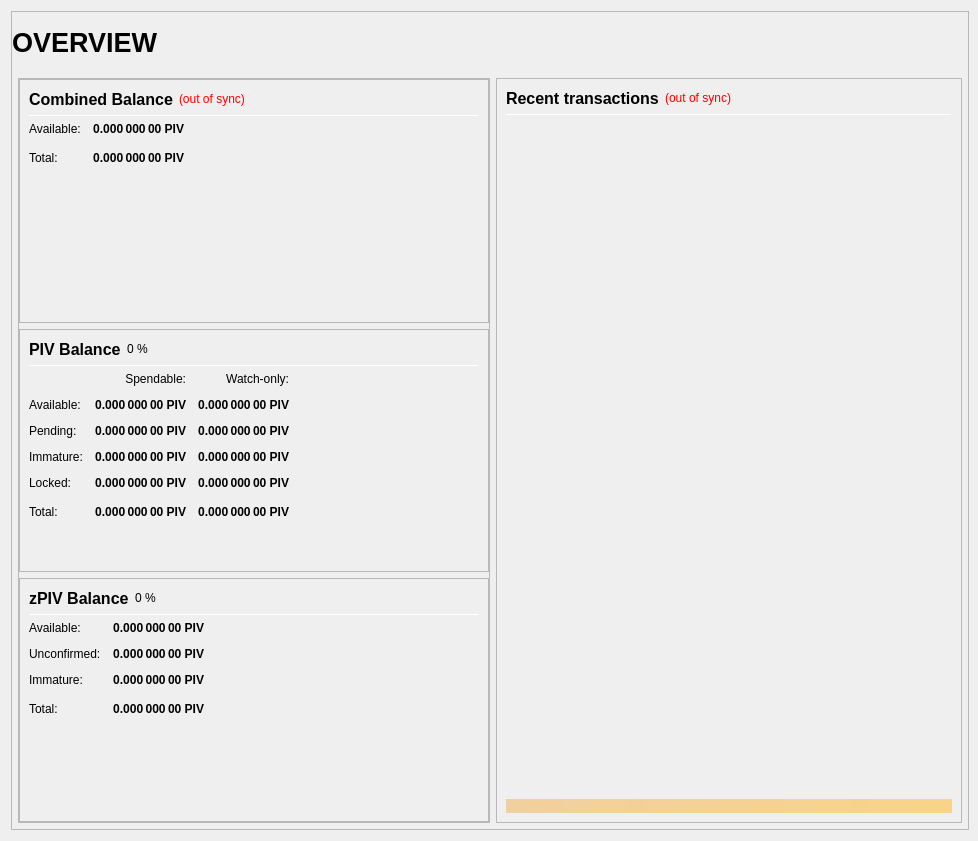
The window that src/qt/forms/overviewpage.ui (zeusthealmighty/PIVX) describes before a commit, drawn with Qt 5.
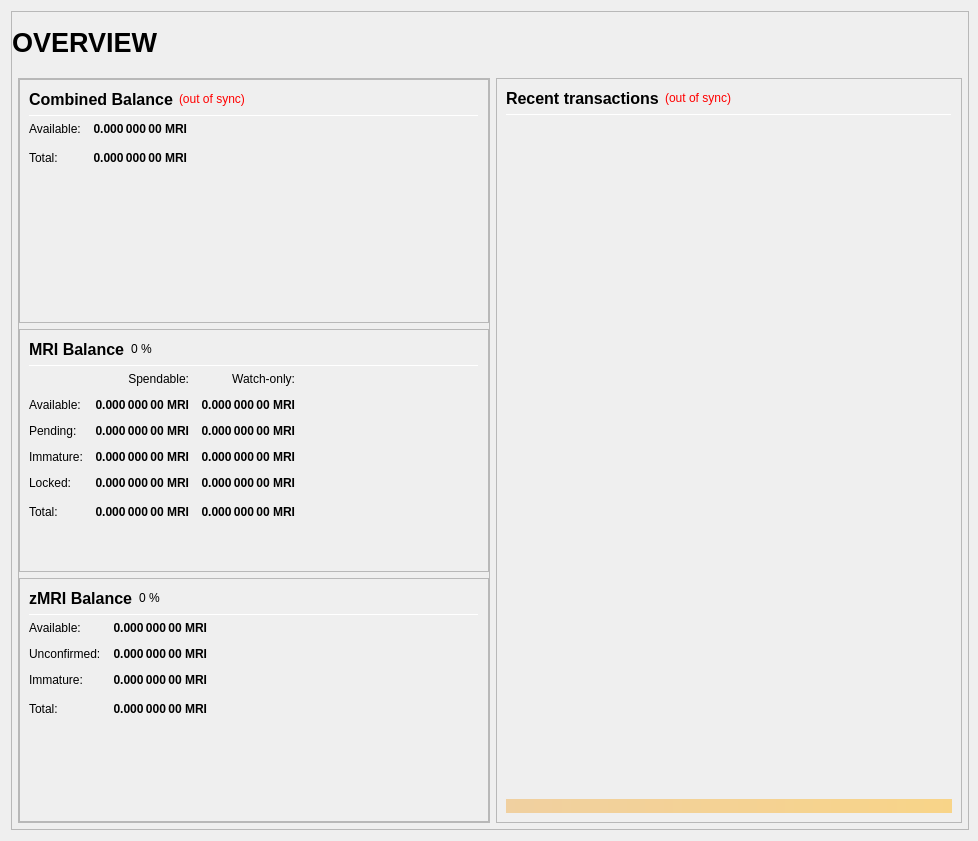
The same window after the commit.

```diff
--- a/src/qt/forms/overviewpage.ui
+++ b/src/qt/forms/overviewpage.ui
@@ -333,7 +333,7 @@
                           <string>Your current spendable balance</string>
                          </property>
                          <property name="text">
-                          <string notr="true">0.000 000 00 PIV</string>
+                          <string notr="true">0.000 000 00 MRI</string>
                          </property>
                          <property name="alignment">
                           <set>Qt::AlignRight|Qt::AlignTrailing|Qt::AlignVCenter</set>
@@ -365,7 +365,7 @@
                           <string>Total Balance, including all unavailable coins.</string>
                          </property>
                          <property name="text">
-                          <string notr="true">0.000 000 00 PIV</string>
+                          <string notr="true">0.000 000 00 MRI</string>
                          </property>
                          <property name="alignment">
                           <set>Qt::AlignRight|Qt::AlignTrailing|Qt::AlignVCenter</set>
@@ -433,7 +433,7 @@
                           </font>
                          </property>
                          <property name="text">
-                          <string>PIV Balance</string>
+                          <string>MRI Balance</string>
                          </property>
                         </widget>
                        </item>
@@ -525,7 +525,7 @@
                           <string>Your current spendable balance</string>
                          </property>
                          <property name="text">
-                          <string notr="true">0.000 000 00 PIV</string>
+                          <string notr="true">0.000 000 00 MRI</string>
                          </property>
                          <property name="alignment">
                           <set>Qt::AlignRight|Qt::AlignTrailing|Qt::AlignVCenter</set>
@@ -550,7 +550,7 @@
                           <string>Your current balance in watch-only addresses</string>
                          </property>
                          <property name="text">
-                          <string notr="true">0.000 000 00 PIV</string>
+                          <string notr="true">0.000 000 00 MRI</string>
                          </property>
                          <property name="alignment">
                           <set>Qt::AlignRight|Qt::AlignTrailing|Qt::AlignVCenter</set>
@@ -582,7 +582,7 @@
                           <string>Total of transactions that have yet to be confirmed, and do not yet count toward the spendable balance</string>
                          </property>
                          <property name="text">
-                          <string notr="true">0.000 000 00 PIV</string>
+                          <string notr="true">0.000 000 00 MRI</string>
                          </property>
                          <property name="alignment">
                           <set>Qt::AlignRight|Qt::AlignTrailing|Qt::AlignVCenter</set>
@@ -607,7 +607,7 @@
                           <string>Unconfirmed transactions to watch-only addresses</string>
                          </property>
                          <property name="text">
-                          <string notr="true">0.000 000 00 PIV</string>
+                          <string notr="true">0.000 000 00 MRI</string>
                          </property>
                          <property name="alignment">
                           <set>Qt::AlignRight|Qt::AlignTrailing|Qt::AlignVCenter</set>
@@ -639,7 +639,7 @@
                           <string>Staked or masternode rewards that has not yet matured</string>
                          </property>
                          <property name="text">
-                          <string notr="true">0.000 000 00 PIV</string>
+                          <string notr="true">0.000 000 00 MRI</string>
                          </property>
                          <property name="alignment">
                           <set>Qt::AlignRight|Qt::AlignTrailing|Qt::AlignVCenter</set>
@@ -664,7 +664,7 @@
                           <string>Staked or masternode rewards in watch-only addresses that has not yet matured</string>
                          </property>
                          <property name="text">
-                          <string notr="true">0.000 000 00 PIV</string>
+                          <string notr="true">0.000 000 00 MRI</string>
                          </property>
                          <property name="alignment">
                           <set>Qt::AlignRight|Qt::AlignTrailing|Qt::AlignVCenter</set>
@@ -699,7 +699,7 @@
                           <string>Locked PIV or Masternode collaterals. These are excluded from zPIV minting.</string>
                          </property>
                          <property name="text">
-                          <string notr="true">0.000 000 00 PIV</string>
+                          <string notr="true">0.000 000 00 MRI</string>
                          </property>
                          <property name="alignment">
                           <set>Qt::AlignRight|Qt::AlignTrailing|Qt::AlignVCenter</set>
@@ -724,7 +724,7 @@
                           <string>Current locked balance in watch-only addresses</string>
                          </property>
                          <property name="text">
-                          <string notr="true">0.000 000 00 PIV</string>
+                          <string notr="true">0.000 000 00 MRI</string>
                          </property>
                          <property name="alignment">
                           <set>Qt::AlignRight|Qt::AlignTrailing|Qt::AlignVCenter</set>
@@ -759,7 +759,7 @@
                           <string>Your current MRI balance, unconfirmed and immature transactions included</string>
                          </property>
                          <property name="text">
-                          <string notr="true">0.000 000 00 PIV</string>
+                          <string notr="true">0.000 000 00 MRI</string>
                          </property>
                          <property name="alignment">
                           <set>Qt::AlignRight|Qt::AlignTrailing|Qt::AlignVCenter</set>
@@ -784,7 +784,7 @@
                           <string>Current total balance in watch-only addresses</string>
                          </property>
                          <property name="text">
-                          <string notr="true">0.000 000 00 PIV</string>
+                          <string notr="true">0.000 000 00 MRI</string>
                          </property>
                          <property name="alignment">
                           <set>Qt::AlignRight|Qt::AlignTrailing|Qt::AlignVCenter</set>
@@ -852,7 +852,7 @@
                           </font>
                          </property>
                          <property name="text">
-                          <string>zPIV Balance</string>
+                          <string>zMRI Balance</string>
                          </property>
                         </widget>
                        </item>
@@ -926,7 +926,7 @@
 These zPIV are spendable.</string>
                          </property>
                          <property name="text">
-                          <string notr="true">0.000 000 00 PIV</string>
+                          <string notr="true">0.000 000 00 MRI</string>
                          </property>
                          <property name="alignment">
                           <set>Qt::AlignRight|Qt::AlignTrailing|Qt::AlignVCenter</set>
@@ -957,7 +957,7 @@
 Immature: confirmed, but less than 3 mints of the same denomination after it was minted</string>
                          </property>
                          <property name="text">
-                          <string notr="true">0.000 000 00 PIV</string>
+                          <string notr="true">0.000 000 00 MRI</string>
                          </property>
                          <property name="alignment">
                           <set>Qt::AlignRight|Qt::AlignTrailing|Qt::AlignVCenter</set>
@@ -988,7 +988,7 @@
 Immature: confirmed, but less than 3 mints of the same denomination after it was minted</string>
                          </property>
                          <property name="text">
-                          <string notr="true">0.000 000 00 PIV</string>
+                          <string notr="true">0.000 000 00 MRI</string>
                          </property>
                          <property name="alignment">
                           <set>Qt::AlignRight|Qt::AlignTrailing|Qt::AlignVCenter</set>
@@ -1020,7 +1020,7 @@
                           <string>Your current zPIV balance, unconfirmed and immature zPIV included.</string>
                          </property>
                          <property name="text">
-                          <string notr="true">0.000 000 00 PIV</string>
+                          <string notr="true">0.000 000 00 MRI</string>
                          </property>
                          <property name="alignment">
                           <set>Qt::AlignRight|Qt::AlignTrailing|Qt::AlignVCenter</set>
```
Left out of the diff: 16 changed lines with no effect on the pictures.
